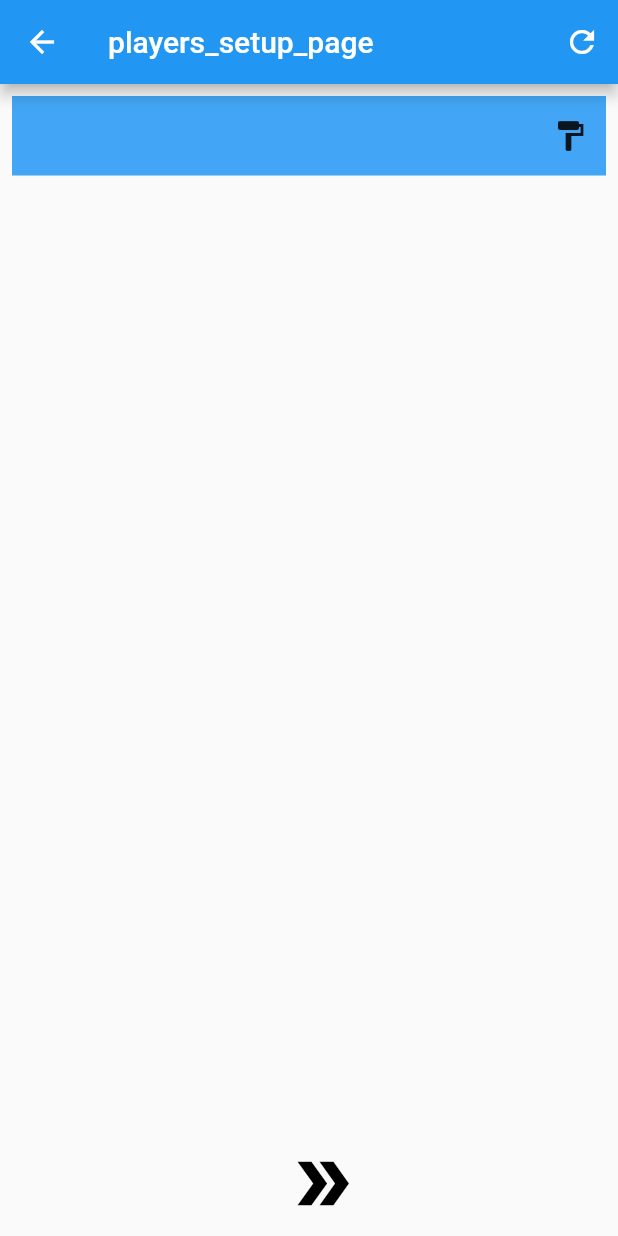
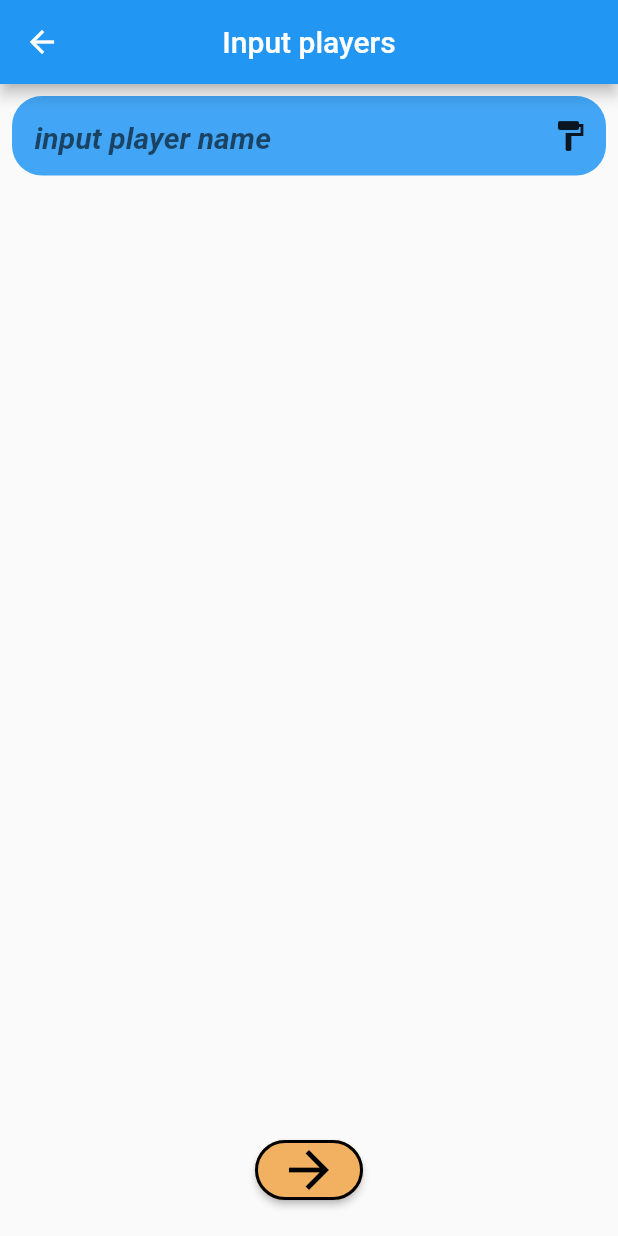
Before and after one commit to PiotrOstrokulski/eclipse_turn_order_tracker5, a Flutter app: the screen it shows after launch, after a tap on an icon or button, on a phone screen of 412 x 824 dp. Run offline on Flutter 3.47's test engine with Material 2 defaults, Android fonts, the phone set to English and light mode, and no system bars; our stand-ins replace bloc, equatable, flutter_bloc.

Commit message:
View improvements code refactoring

```diff
--- a/analysis_options.yaml
+++ b/analysis_options.yaml
@@ -7,7 +7,7 @@
 
 # The following line activates a set of recommended lints for Flutter apps,
 # packages, and plugins designed to encourage good coding practices.
-include: package:flutter_lints/flutter.yaml
+
 
 linter:
   # The lint rules applied to this project can be customized in the
--- /dev/null
+++ b/lib/models/constants.dart
@@ -0,0 +1,6 @@
+const double kBorderRadiusValue = 20;
+
+//
+// class BorderConstants {
+//   static const double kBorderRadiusValue = 20;
+// }
--- a/lib/models/player.dart
+++ b/lib/models/player.dart
@@ -20,10 +20,6 @@ class Player extends Equatable {
   String toString() {
     return '$name: $color, $currentTurnOrderPosition pos, passed: $isPassed, next: $nextTurnOrderPosition';
   }
-
-  // void switchPass() {
-  //   isPassed = !isPassed;
-  // }
 
   Player copyWith({
     String? name,
--- a/lib/pages/home_page.dart
+++ b/lib/pages/home_page.dart
@@ -1,43 +1,36 @@
 import 'package:flutter/material.dart';
 import 'package:eclipse_turn_order_tracker5/widgets/select_player_count_tile.dart';
 
-class HomePage extends StatefulWidget {
+class HomePage extends StatelessWidget {
   const HomePage({Key? key}) : super(key: key);
 
-  @override
-  State<HomePage> createState() => _HomePageState();
-}
-
-class _HomePageState extends State<HomePage> {
   @override
   Widget build(BuildContext context) {
     return Scaffold(
       appBar: AppBar(
         backgroundColor: Colors.blue[800],
-        title: Center(
-          child: Text(
-            'Select player count',
-            style: TextStyle(
-              fontWeight: FontWeight.bold,
-              fontSize: 30,
-            ),
+        centerTitle: true,
+        title: const Text(
+          'Select player count',
+          style: TextStyle(
+            fontWeight: FontWeight.bold,
+            fontSize: 30,
           ),
         ),
       ),
       body: Padding(
-        padding: const EdgeInsets.all(15.0),
+        padding: const EdgeInsets.all(25.0),
         child: GridView.count(
           crossAxisCount: 2,
           mainAxisSpacing: 15,
           crossAxisSpacing: 15,
-          children: [
-            SelectPlayerCountTile('1', 'btn1'),
-            SelectPlayerCountTile('2', 'btn2'),
-            SelectPlayerCountTile('3', 'btn3'),
-            SelectPlayerCountTile('4', 'btn4'),
-            SelectPlayerCountTile('5', 'btn5'),
-            SelectPlayerCountTile('6', 'btn6'),
-          ],
+          children: List.generate(
+            6,
+            (index) => SelectPlayerCountTile(
+              (index + 1).toString(),
+              'btn${index + 1}',
+            ),
+          ),
         ),
       ),
     );
--- a/lib/pages/players_setup_page.dart
+++ b/lib/pages/players_setup_page.dart
@@ -5,9 +5,11 @@ import 'package:eclipse_turn_order_tracker5/widgets/blank_player_tile.dart';
 import 'package:flutter/material.dart';
 import 'package:flutter_bloc/flutter_bloc.dart';
 
+import '../models/constants.dart';
+
 class PlayersSetupPage extends StatefulWidget {
-  final String playerCount2;
-  PlayersSetupPage(this.playerCount2);
+  final String playerCount;
+  PlayersSetupPage(this.playerCount);
 
   @override
   State<PlayersSetupPage> createState() => _PlayersSetupPageState();
@@ -20,19 +22,14 @@ class _PlayersSetupPageState extends State<PlayersSetupPage> {
   Widget build(BuildContext context) {
     return Scaffold(
       appBar: AppBar(
-          title: Text('players_setup_page'),
-          actions: [
-            IconButton(
-              onPressed: () {},
-              icon: Icon(Icons.refresh),
-            ),
-          ],
+        centerTitle: true,
+        title: Text('Input players'),
       ),
       body: Column(
         children: [
           Expanded(
             child: ListView.builder(
-                itemCount: int.parse(widget.playerCount2),
+              itemCount: int.parse(widget.playerCount),
               itemBuilder: (context, index) {
                 BlankPlayerTile currentPlayerTile = BlankPlayerTile();
                 playerTiles.add(currentPlayerTile);
@@ -42,15 +39,25 @@ class _PlayersSetupPageState extends State<PlayersSetupPage> {
           ),
           Padding(
             padding: const EdgeInsets.fromLTRB(0, 0, 0, 20),
-              child: IconButton(
-                color: Colors.white,
+            child: ElevatedButton(
+              style: ButtonStyle(
+                shape: MaterialStateProperty.all(
+                  RoundedRectangleBorder(
+                    borderRadius: BorderRadius.circular(kBorderRadiusValue),
+                    side: BorderSide(color: Colors.black, width: 2),
+                  ),
+                ),
+                backgroundColor: MaterialStateProperty.all(Color(0xFFF1B161)),
+              ),
               onPressed: () {
                 final bloc = context.read<PlayersBloc>();
-                  List<Player> playersList = [];
+                List<Player> playersList = List<Player>.empty(
+                  growable: true,
+                );
                 for (int i = 0; i < playerTiles.length; i++) {
                   Player player = Player(
                     name: playerTiles[i].playerNameController.text,
-                      color: playerTiles[i].color,
+                    color: playerTiles[i].color!,
                     currentTurnOrderPosition: i + 1,
                   );
                   playersList.add(player);
@@ -63,14 +70,15 @@ class _PlayersSetupPageState extends State<PlayersSetupPage> {
                   ),
                 );
               },
-                icon: Icon(
-                  Icons.double_arrow_outlined,
+              child: Icon(
+                Icons.arrow_forward_outlined,
                 color: Colors.black,
-                  size: 50,
+                size: 40,
               ),
             ),
           ),
         ],
-        ));
+      ),
+    );
   }
 }
--- a/lib/players_bloc/players_bloc.dart
+++ b/lib/players_bloc/players_bloc.dart
@@ -1,5 +1,3 @@
-import 'dart:async';
-
 import 'package:bloc/bloc.dart';
 import 'package:eclipse_turn_order_tracker5/models/player.dart';
 import 'package:equatable/equatable.dart';
--- a/lib/widgets/blank_player_tile.dart
+++ b/lib/widgets/blank_player_tile.dart
@@ -1,10 +1,12 @@
+import 'package:eclipse_turn_order_tracker5/models/constants.dart';
 import 'package:flutter/material.dart';
 
+//ignore: must_be_immutable
 class BlankPlayerTile extends StatefulWidget {
   BlankPlayerTile({Key? key}) : super(key: key);
   TextEditingController playerNameController = TextEditingController();
 
-  Color color = Color(0xFF42A5F5);
+  Color? color = Color(0xFF42A5F5);
 
   @override
   State<BlankPlayerTile> createState() => _BlankPlayerTileState();
@@ -16,19 +18,32 @@ class _BlankPlayerTileState extends State<BlankPlayerTile> {
     return Padding(
       padding: const EdgeInsets.all(8.0),
       child: Container(
-        color: widget.color,
+        decoration: BoxDecoration(
+          color: widget.color,
+          borderRadius: BorderRadius.all(
+            Radius.circular(kBorderRadiusValue),
+          ),
+        ),
         child: Row(
           children: [
             Expanded(
               child: Padding(
                 padding: const EdgeInsets.fromLTRB(15, 0, 0, 0),
                 child: TextField(
+                  maxLength: 12,
                   style: TextStyle(
                     fontWeight: FontWeight.bold,
                     fontSize: 25,
                   ),
                   decoration: InputDecoration(
+                    counterText: '',
                     border: InputBorder.none,
+                    hintText: 'input player name',
+                    hintStyle: TextStyle(
+                      fontSize: 20,
+                      fontWeight: FontWeight.bold,
+                      fontStyle: FontStyle.italic,
+                    ),
                   ),
                   controller: widget.playerNameController,
                 ),
@@ -49,11 +64,11 @@ class _BlankPlayerTileState extends State<BlankPlayerTile> {
                           child: Container(
                             height: 50,
                             width: 50,
-                            color: Colors.red,
+                            color: Colors.red[700],
                           ),
                           onTap: () {
                             setState(() {
-                              widget.color = Colors.red;
+                              widget.color = Colors.red[700];
                             });
                             Navigator.pop(context);
                           },
@@ -62,11 +77,11 @@ class _BlankPlayerTileState extends State<BlankPlayerTile> {
                           child: Container(
                             height: 50,
                             width: 50,
-                            color: Colors.yellow,
+                            color: Colors.yellow[700],
                           ),
                           onTap: () {
                             setState(() {
-                              widget.color = Colors.yellow;
+                              widget.color = Colors.yellow[700];
                             });
                             Navigator.pop(context);
                           },
@@ -75,11 +90,11 @@ class _BlankPlayerTileState extends State<BlankPlayerTile> {
                           child: Container(
                             height: 50,
                             width: 50,
-                            color: Colors.green,
+                            color: Colors.green[700],
                           ),
                           onTap: () {
                             setState(() {
-                              widget.color = Colors.green;
+                              widget.color = Colors.green[700];
                             });
                             Navigator.pop(context);
                           },
@@ -88,11 +103,11 @@ class _BlankPlayerTileState extends State<BlankPlayerTile> {
                           child: Container(
                             height: 50,
                             width: 50,
-                            color: Colors.blue[800],
+                            color: Colors.blue[700],
                           ),
                           onTap: () {
                             setState(() {
-                              widget.color = Color(0xFF1565C0);
+                              widget.color = Colors.blue[700];
                             });
                             Navigator.pop(context);
                           },
@@ -101,11 +116,11 @@ class _BlankPlayerTileState extends State<BlankPlayerTile> {
                           child: Container(
                             height: 50,
                             width: 50,
-                            color: Colors.white,
+                            color: Colors.grey[400],
                           ),
                           onTap: () {
                             setState(() {
-                              widget.color = Colors.white;
+                              widget.color = Colors.grey[400];
                             });
                             Navigator.pop(context);
                           },
@@ -114,11 +129,11 @@ class _BlankPlayerTileState extends State<BlankPlayerTile> {
                           child: Container(
                             height: 50,
                             width: 50,
-                            color: Colors.black,
+                            color: Color(0xFF232323),
                           ),
                           onTap: () {
                             setState(() {
-                              widget.color = Colors.black;
+                              widget.color = Color(0xFF232323);
                             });
                             Navigator.pop(context);
                           },
--- a/lib/widgets/select_player_count_tile.dart
+++ b/lib/widgets/select_player_count_tile.dart
@@ -1,5 +1,6 @@
 import 'package:flutter/material.dart';
 import 'package:eclipse_turn_order_tracker5/pages/players_setup_page.dart';
+import 'package:eclipse_turn_order_tracker5/models/constants.dart';
 
 class SelectPlayerCountTile extends StatelessWidget {
   SelectPlayerCountTile(this.playerCount, this.heroTag);
@@ -10,15 +11,18 @@ class SelectPlayerCountTile extends StatelessWidget {
   @override
   Widget build(BuildContext context) {
     return FloatingActionButton(
+      elevation: 0,
       backgroundColor: Colors.blue[400],
       heroTag: heroTag,
       shape: RoundedRectangleBorder(
-        borderRadius: BorderRadius.all(Radius.circular(10)),
+        borderRadius: BorderRadius.all(
+          Radius.circular(kBorderRadiusValue),
+        ),
       ),
       child: Text(
         playerCount,
         style: TextStyle(
-          fontSize: 30,
+          fontSize: 40,
           fontWeight: FontWeight.bold,
         ),
       ),
--- a/pubspec.yaml
+++ b/pubspec.yaml
@@ -29,6 +29,7 @@ dev_dependencies:
     sdk: flutter
   bloc_test: ^9.0.3
   test: ^1.19.5
+  flutter_lints: ^1.0.4
 # For information on the generic Dart part of this file, see the
 # following page: https://dart.dev/tools/pub/pubspec
 
```
Also changed, not shown: lib/main.dart (+0 -8 lines), lib/pages/tracker_page.dart (+39 -7 lines), lib/widgets/filled_player_tile.dart (+6 -4 lines), pubspec.lock, 1 other file. Lines whose indentation alone changed are shown as unchanged.
